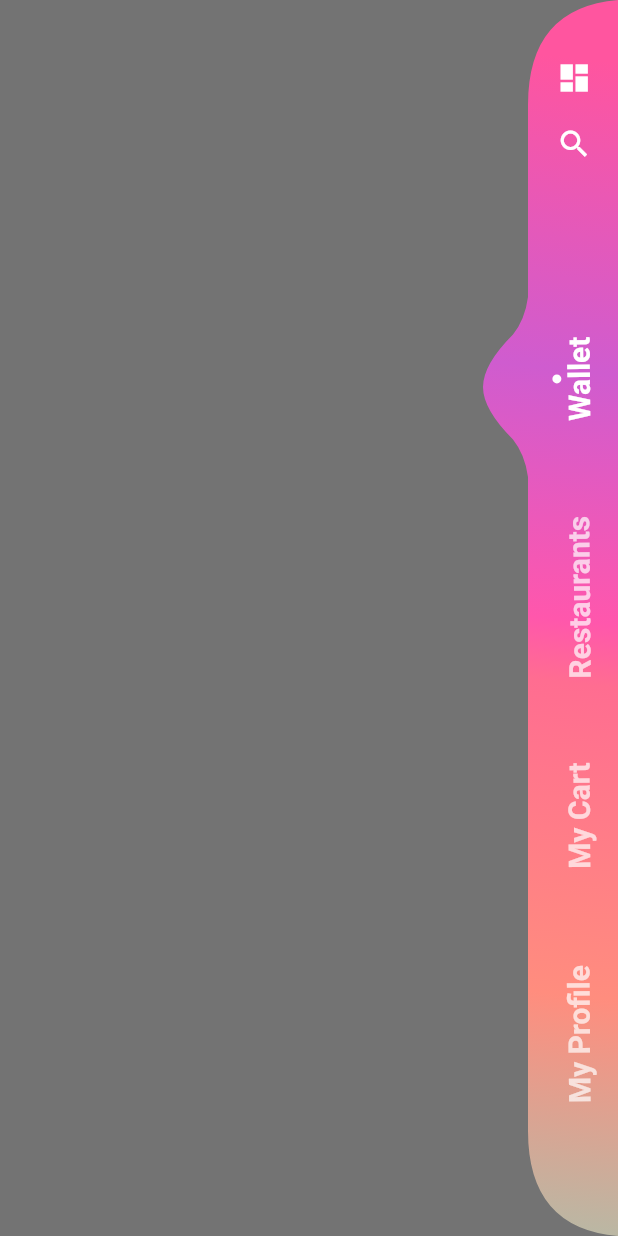
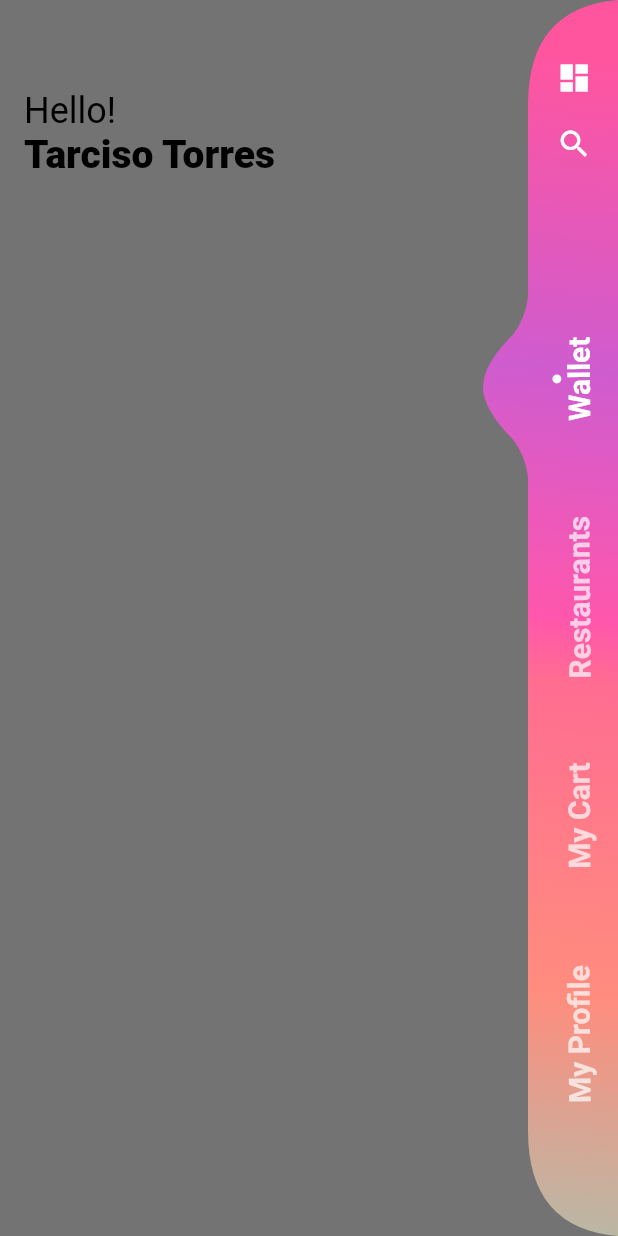
Before and after one commit to tarciso-torres/neumorphic_design_app, a Flutter app: the screen it shows after launch, with the side drawer open, on a phone screen of 412 x 824 dp. Run offline on Flutter 3.47's test engine with Material 2 defaults, Android fonts, the phone set to English and light mode, and no system bars; our stand-ins replace after_layout.

Commit message:
Add message welcome to user

```diff
--- a/lib/main.dart
+++ b/lib/main.dart
@@ -20,7 +20,31 @@ class HomePage extends StatelessWidget {
   @override
   Widget build(BuildContext context) {
     return Scaffold(
-      body: Container(),
+      body: SingleChildScrollView(
+        child: Padding(
+          padding: const EdgeInsets.symmetric(horizontal: 16.0),
+          child: Column(
+            crossAxisAlignment: CrossAxisAlignment.start,
+            children: <Widget>[
+              SizedBox(
+                height: 60,
+              ),
+              Text(
+                "Hello!",
+                style: TextStyle(fontSize: 24, color: Colors.black),
+              ),
+              Text(
+                "Tarciso Torres",
+                style: TextStyle(
+                  fontSize: 26,
+                  color: Colors.black,
+                  fontWeight: FontWeight.w800
+                ),
+              )
+            ],
+          ),
+        ),
+      ),
       endDrawer: SidebarLayout(),
     );
   }
```
